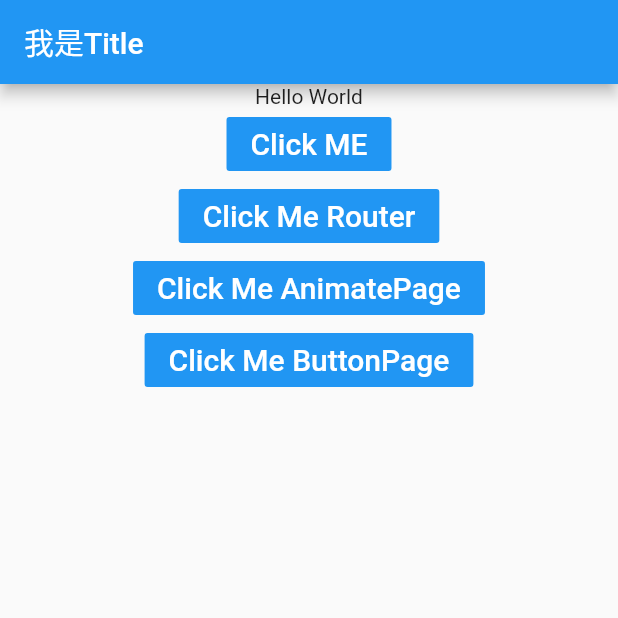
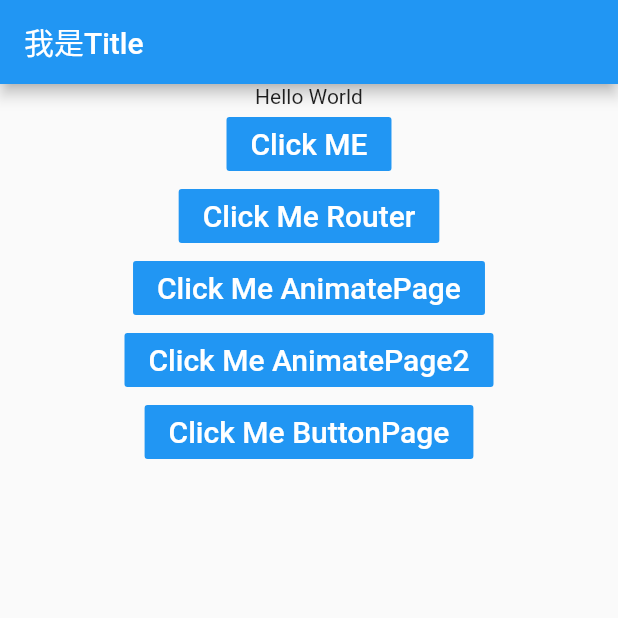
Before and after one commit to Arrrrray/flutter_demo, a Flutter app: the screen it shows after launch, on a phone screen of 412 x 824 dp, the top half of it. Run offline on Flutter 3.47's test engine with Material 2 defaults, Android fonts, the phone set to English and light mode, and no system bars.

```diff
--- a/lib/main.dart
+++ b/lib/main.dart
@@ -1,17 +1,18 @@
 /*
  * @Author: junchao
  * @Date: 2020-10-19 15:34:26
- * @LastEditTime: 2020-10-19 18:14:35
+ * @LastEditTime: 2020-10-20 11:53:13
  * @LastEditors: junchao
  * @Description:
  * @FilePath: /flutter_demo/lib/main.dart
  * @可以输入预定的版权声明、个性签名、空行等
  */
 import 'package:flutter/material.dart';
-import 'list_page/list_page.dart';
-import 'detail_page/detail_page.dart';
-import 'button_page/button_page.dart';
-import 'animate_page/animate_page.dart';
+import 'pages/list_page/list_page.dart';
+import 'pages/detail_page/detail_page.dart';
+import 'pages/button_page/button_page.dart';
+import 'pages/animate_page/animate_page.dart';
+import 'pages/animate_page/animate_page2.dart';
 
 void main() {
   runApp(MyApp());
@@ -33,6 +34,7 @@ class MyApp extends StatelessWidget {
         "DetailPage": (context) => DetailPage(),
         "ButtonPage": (context) => ButtonPage(),
         "AnimatePage": (context) => AnimatePage(),
+        "AnimatePage2": (context) => AnimatePage2(),
       },
       home: MyHomePage(),
     );
@@ -113,6 +115,17 @@ class MyHomePageState extends State<MyHomePage> {
               color: Colors.blue,
               textColor: Colors.white,
               onPressed: () {
+                Navigator.pushNamed(context, "AnimatePage2");
+              },
+              child: Text(
+                "Click Me AnimatePage2",
+                style: TextStyle(fontSize: 20.0),
+              ),
+            ),
+            FlatButton(
+              color: Colors.blue,
+              textColor: Colors.white,
+              onPressed: () {
                 Navigator.pushNamed(context, "ButtonPage");
               },
               child: Text(
--- a/pubspec.yaml
+++ b/pubspec.yaml
@@ -45,9 +45,8 @@ flutter:
   uses-material-design: true
 
   # To add assets to your application, add an assets section, like this:
-  # assets:
-  #   - images/a_dot_burr.jpeg
-  #   - images/a_dot_ham.jpeg
+  assets:
+    - lib/assets/images/logo.png
 
   # An image asset can refer to one or more resolution-specific "variants", see
   # https://flutter.dev/assets-and-images/#resolution-aware.
```
Also changed, not shown: lib/pages/animate_page/animate_page.dart (renamed from lib/animate_page/animate_page.dart, +4 -7 lines), lib/pages/animate_page/animate_page2.dart (renamed from lib/animate_page/animate_page2.dart, +25 -2 lines), lib/assets/images/logo.png (added), lib/pages/button_page/button_page.dart (renamed from lib/button_page/button_page.dart), lib/pages/detail_page/detail_page.dart (renamed from lib/detail_page/detail_page.dart), lib/pages/list_page/list_page.dart (renamed from lib/list_page/list_page.dart).
